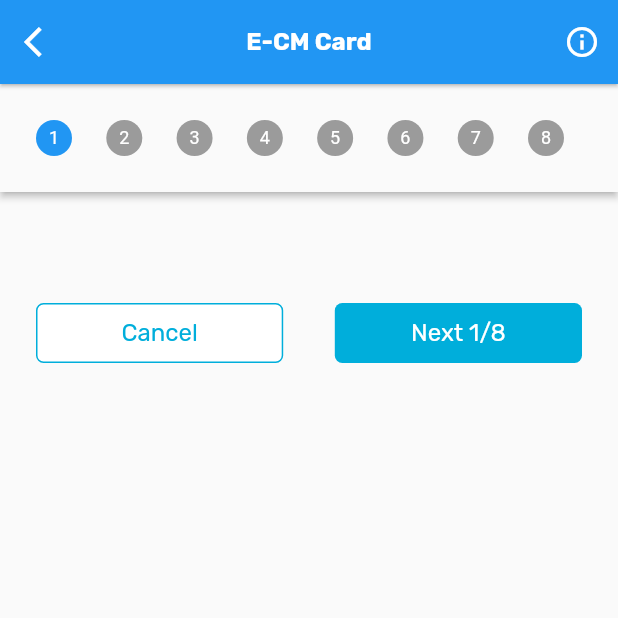
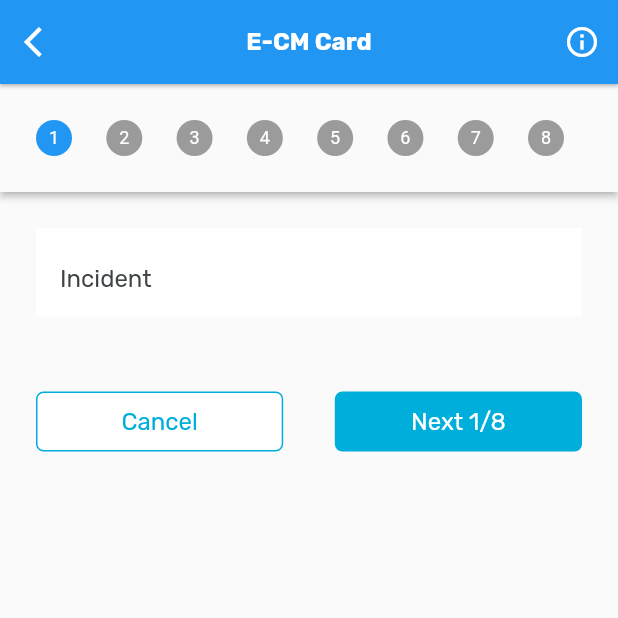
Before and after one commit to RDLMobileDev/clone_ecm, a Flutter app: the FillNew screen opened directly, after a tap on an icon or button, on a phone screen of 412 x 824 dp, the top half of it. Run offline on Flutter 3.47's test engine with Material 2 defaults, Android fonts, the phone set to English and light mode, and no system bars; our stand-ins replace get.

Commit message:
update stepfilldua

```diff
--- a/lib/homepage/home/fillnew/stepfillnew/stepfilldua.dart
+++ b/lib/homepage/home/fillnew/stepfillnew/stepfilldua.dart
@@ -1,7 +1,8 @@
+import 'package:flutter/cupertino.dart';
 import 'package:flutter/material.dart';
 
 class StepFillDua extends StatefulWidget {
-  const StepFillDua({ Key? key }) : super(key: key);
+  const StepFillDua({Key? key}) : super(key: key);
 
   @override
   _StepFillDuaState createState() => _StepFillDuaState();
@@ -11,7 +12,16 @@ class _StepFillDuaState extends State<StepFillDua> {
   @override
   Widget build(BuildContext context) {
     return Container(
-
+      padding: const EdgeInsetsDirectional.fromSTEB(16, 24, 16, 16),
+      color: Colors.white,
+      child: Text(
+        "Incident",
+        style: TextStyle(
+            fontSize: 16,
+            fontFamily: 'Rubik',
+            color: Color(0xff404446),
+            fontWeight: FontWeight.normal),
+      ),
     );
   }
 }
--- a/lib/main.dart
+++ b/lib/main.dart
@@ -1,5 +1,6 @@
 //import 'package:e_cm/auth/view/splash_screen.dart';
 // import 'package:e_cm/homepage/dashboard.dart';
+import 'package:e_cm/auth/view/login.dart';
 import 'package:e_cm/homepage/account/view/account.dart';
 import 'package:flutter/material.dart';
 import 'package:get/get_navigation/src/root/get_material_app.dart';
@@ -17,7 +18,7 @@ class MyApp extends StatelessWidget {
     // ignore: prefer_const_constructors
     return GetMaterialApp(
       debugShowCheckedModeBanner: false,
-      home: AccountMember(),
+      home: LogIn(),
     );
   }
 }
```
